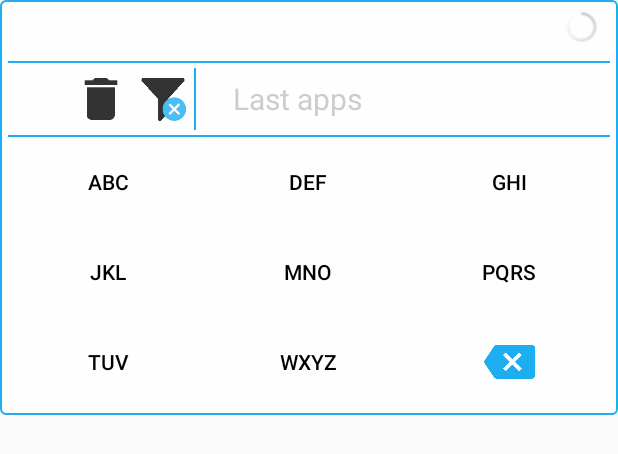
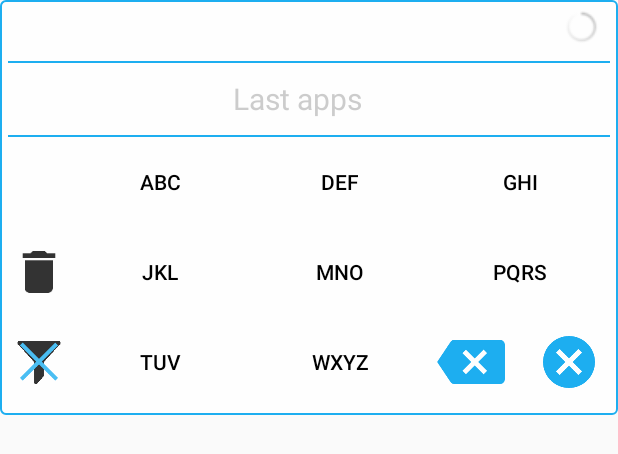
Before and after one commit to dorszpw/applu, an Android app: the layout widget_l_layout_theme_white.xml on its own in the app's theme, with its tools: preview values and no code run, on a phone screen of 412 x 824 dp. Shown: the top 454 px of the screen. Run offline under Robolectric (Android 15) with nearby library versions, the light colour scheme and no system bars.

Commit message:
change: large button layout change - clear all filter button added, icons change

```diff
--- a/app/src/main/AndroidManifest.xml
+++ b/app/src/main/AndroidManifest.xml
@@ -1,8 +1,8 @@
 <?xml version="1.0" encoding="utf-8"?>
 <manifest xmlns:android="http://schemas.android.com/apk/res/android"
     package="pl.coddev.applu"
-    android:versionCode="24"
-    android:versionName="0.8.7" >
+    android:versionCode="25"
+    android:versionName="0.9.1" >
 
     <uses-permission android:name="android.permission.INTERNET" />
     <uses-permission android:name="android.permission.ACCESS_NETWORK_STATE" />
--- a/app/src/main/java/pl/coddev/applu/p/UninstallWidgetLBlack.java
+++ b/app/src/main/java/pl/coddev/applu/p/UninstallWidgetLBlack.java
@@ -9,8 +9,8 @@ import pl.coddev.applu.R;
 /**
  * Created by pw on 16/03/15.
  */
-public class UninstallWidgetLBlack extends UninstallWidgetM {
-    private static final String TAG = "UninstallWidgetMBlack";
+public class UninstallWidgetLBlack extends UninstallWidgetL {
+    private static final String TAG = "UninstallWidgetLBlack";
 
     @Override
     void switchSelectorStatus(RemoteViews views) {
--- a/app/src/main/java/pl/coddev/applu/p/UninstallWidgetLWhite.java
+++ b/app/src/main/java/pl/coddev/applu/p/UninstallWidgetLWhite.java
@@ -9,8 +9,8 @@ import pl.coddev.applu.R;
 /**
  * Created by pw on 16/03/15.
  */
-public class UninstallWidgetLWhite extends UninstallWidgetM {
-    private static final String TAG = "UninstallWidgetMWhite";
+public class UninstallWidgetLWhite extends UninstallWidgetL {
+    private static final String TAG = "UninstallWidgetLWhite";
 
     @Override
     void switchSelectorStatus(RemoteViews views) {
--- a/app/src/main/res/layout/widget_l_layout_theme_white.xml
+++ b/app/src/main/res/layout/widget_l_layout_theme_white.xml
@@ -18,10 +18,10 @@
                 android:id="@+id/searchText"
                 android:layout_width="0dp"
                 android:layout_height="35dp"
-                android:gravity="center_vertical"
                 android:layout_weight="2"
                 android:background="@null"
                 android:clickable="true"
+                android:gravity="center_vertical"
                 android:paddingLeft="5dp"
                 android:paddingRight="5dp"
                 android:singleLine="true"
@@ -38,8 +38,7 @@
                 android:gravity="center_vertical|right"
                 android:text="◀"
                 android:textColor="@color/blue_nasty"
-                android:visibility="gone"/>
-
+                android:visibility="gone" />
 
 
             <Button
@@ -51,15 +50,15 @@
                 android:gravity="center_vertical|left"
                 android:text="▶"
                 android:textColor="@color/blue_nasty"
-                android:visibility="gone"/>
+                android:visibility="gone" />
+
             <ProgressBar
                 android:id="@+id/progressBar"
+                style="@android:style/Widget.Holo.ProgressBar.Small"
                 android:layout_width="0dp"
                 android:layout_height="25dp"
                 android:layout_weight="0.2"
-                style="@android:style/Widget.Holo.ProgressBar.Small"
-                android:visibility="visible"
-                />
+                android:visibility="visible" />
 
         </LinearLayout>
 
@@ -69,81 +68,80 @@
             android:layout_below="@id/searchTextLayout"
             android:src="@drawable/separator" />
     </RelativeLayout>
+
     <FrameLayout
         android:layout_width="match_parent"
         android:layout_height="wrap_content">
+
         <LinearLayout
             android:layout_width="match_parent"
             android:layout_height="wrap_content"
             android:orientation="horizontal">
-            <ImageView
-                android:id="@+id/launchButton"
-                style="@style/lastAppButtonStyleTight" />
-            <ImageView
-                android:id="@+id/uninstallButton"
-                style="@style/lastAppButtonStyleTight"
-                android:src="@drawable/ic_delete_theme_white" />
-            <ImageView
-                android:id="@+id/appSelectorButton"
-                style="@style/lastAppButtonStyleTight"
-                android:padding="2dp"
-                android:src="@drawable/filter_all_theme_white" />
-            <ImageView
-                android:layout_width="1dp"
-                android:paddingTop="3dp"
-                android:paddingBottom="3dp"
-                android:layout_height="match_parent"
-                android:src="@drawable/separator" />
+
+
             <ImageView
                 android:id="@+id/lastApp1"
-                style="@style/lastAppButtonStyle"/>
+                style="@style/lastAppButtonStyle" />
+
             <ImageView
                 android:id="@+id/lastApp2"
-                style="@style/lastAppButtonStyle"/>
+                style="@style/lastAppButtonStyle" />
+
             <ImageView
                 android:id="@+id/lastApp3"
-                style="@style/lastAppButtonStyle"/>
+                style="@style/lastAppButtonStyle" />
+
             <ImageView
                 android:id="@+id/lastApp4"
-                style="@style/lastAppButtonStyle"/>
+                style="@style/lastAppButtonStyle" />
+
             <ImageView
                 android:id="@+id/lastApp5"
-                style="@style/lastAppButtonStyle"/>
+                style="@style/lastAppButtonStyle" />
+
             <ImageView
                 android:id="@+id/lastApp6"
-                style="@style/lastAppButtonStyle"/>
+                style="@style/lastAppButtonStyle" />
+
             <ImageView
                 android:id="@+id/lastApp7"
-                style="@style/lastAppButtonStyle"/>
+                style="@style/lastAppButtonStyle" />
+
             <ImageView
                 android:id="@+id/lastApp8"
-                style="@style/lastAppButtonStyle"/>
+                style="@style/lastAppButtonStyle" />
+
             <ImageView
                 android:id="@+id/lastApp9"
-                style="@style/lastAppButtonStyle"/>
+                style="@style/lastAppButtonStyle" />
 
         </LinearLayout>
+
         <TextView
             android:id="@+id/lastAppsLabel"
             android:layout_width="match_parent"
             android:layout_height="wrap_content"
-            android:text="@string/last_apps"
             android:layout_gravity="center"
             android:paddingLeft="150dp"
-            android:textSize="20sp"
-            android:textColor="@color/last_apps_theme_white" />
+            android:text="@string/last_apps"
+            android:textColor="@color/last_apps_theme_white"
+            android:textSize="20sp" />
     </FrameLayout>
+
     <ImageView
         android:layout_width="match_parent"
         android:layout_height="1dp"
         android:layout_below="@id/searchTextLayout"
         android:src="@drawable/separator" />
+
     <LinearLayout
         android:layout_width="match_parent"
         android:layout_height="wrap_content"
         android:orientation="horizontal">
 
-
+        <ImageView
+            android:id="@+id/launchButton"
+            style="@style/lastAppButtonStyleTight" />
 
 
         <Button
@@ -176,7 +174,10 @@
         android:layout_height="wrap_content"
         android:orientation="horizontal">
 
-
+        <ImageView
+            android:id="@+id/uninstallButton"
+            style="@style/lastAppButtonStyleTight"
+            android:src="@drawable/ic_delete_theme_white" />
 
 
         <Button
@@ -206,7 +207,11 @@
         android:layout_height="wrap_content"
         android:orientation="horizontal">
 
-
+        <ImageView
+            android:id="@+id/appSelectorButton"
+            style="@style/lastAppButtonStyleTight"
+            android:padding="2dp"
+            android:src="@drawable/filter_all_theme_white" />
 
         <Button
             android:id="@+id/searchButton7"
@@ -222,15 +227,32 @@
 
             />
 
-        <FrameLayout style="@style/keypadButtonStyleLWhite">
+        <LinearLayout style="@style/keypadButtonStyleL"
+            android:orientation="horizontal"
+
+            >
 
             <ImageView
                 android:id="@+id/clearButton"
-                android:layout_width="wrap_content"
-                android:layout_height="30dp"
+                android:layout_width="0dp"
+                android:layout_height="50dp"
+                android:layout_weight="0.5"
                 android:layout_gravity="center"
+                android:paddingTop="5dp"
+                android:paddingBottom="5dp"
+                android:paddingRight="5dp"
                 android:src="@drawable/backspace_arrow" />
-        </FrameLayout>
+            <ImageView
+                android:id="@+id/clearAllButton"
+                android:layout_width="0dp"
+                android:layout_height="45dp"
+                android:layout_weight="0.5"
+                android:layout_gravity="center_vertical"
+                android:paddingTop="5dp"
+                android:paddingBottom="5dp"
+                android:paddingLeft="5dp"
+                android:src="@drawable/cancel_button_128" />
 
-    </LinearLayout>
+        </LinearLayout>
+        </LinearLayout>
 </LinearLayout>
```
Also changed, not shown: app/src/main/java/pl/coddev/applu/p/UninstallWidget.java (+8 -1 lines), app/src/main/java/pl/coddev/applu/p/UninstallWidgetL.java (added, +29 -0 lines), app/src/main/res/layout/widget_l_layout_theme_black.xml (+31 -22 lines), app/src/main/res/drawable-nodpi/cancel_button_128.png (added), app/src/main/res/drawable-nodpi/filter_all_theme_black.png, app/src/main/res/drawable-nodpi/filter_all_theme_white.png.
